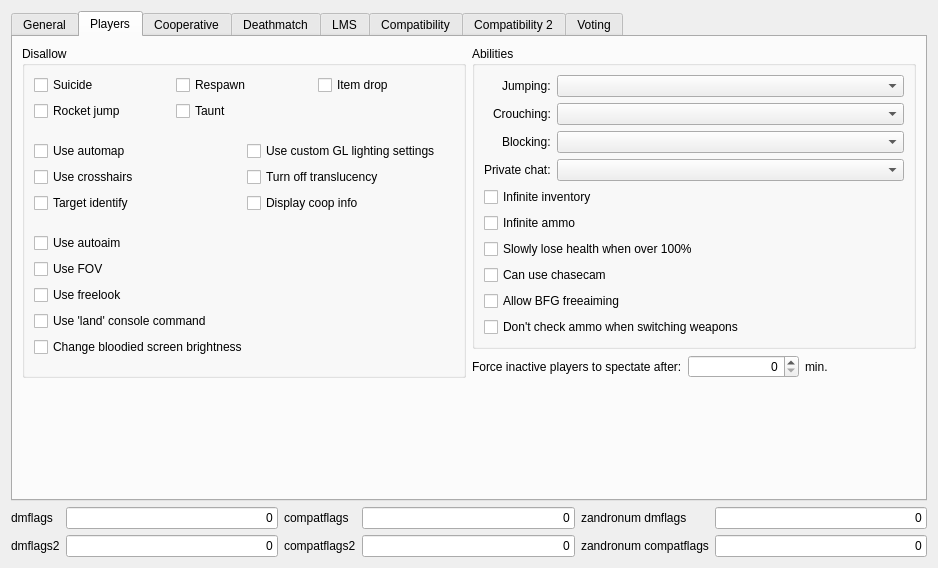
Before: the Qt Designer form src/plugins/zandronum/createserverdialogpages/flagspage.ui in DoomseekerTeam/Doomseeker, drawn with Qt 5.
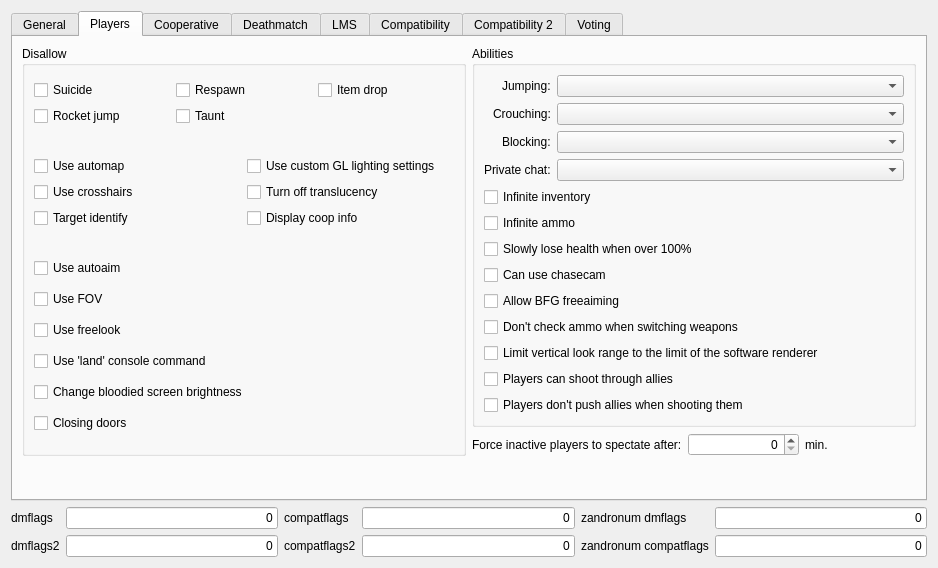
After: the same form once the commit is applied. The open tabs and pages were chosen to show the change. Custom widgets are drawn as their Qt base class.

```diff
--- a/src/plugins/zandronum/createserverdialogpages/flagspage.ui
+++ b/src/plugins/zandronum/createserverdialogpages/flagspage.ui
@@ -491,6 +491,16 @@
               </property>
              </widget>
             </item>
+            <item>
+             <widget class="QCheckBox" name="cbNoClosingDoors">
+              <property name="toolTip">
+               <string>&lt;html&gt;&lt;head/&gt;&lt;body&gt;&lt;p&gt;If set, stops doors from being manually closed. This prevents players intentionally (or unintentionally) griefing by closing doors that other players (or the same player) have opened.&lt;/p&gt;&lt;/body&gt;&lt;/html&gt;</string>
+              </property>
+              <property name="text">
+               <string>Closing doors</string>
+              </property>
+             </widget>
+            </item>
            </layout>
           </widget>
          </item>
@@ -594,6 +604,36 @@
                 </property>
                </widget>
               </item>
+              <item>
+               <widget class="QCheckBox" name="cbLimitVerticalLook">
+                <property name="toolTip">
+                 <string>&lt;html&gt;&lt;head/&gt;&lt;body&gt;&lt;p&gt;Forces the player's pitch to be limited to what's allowed in the software renderer.&lt;/p&gt;&lt;/body&gt;&lt;/html&gt;</string>
+                </property>
+                <property name="text">
+                 <string>Limit vertical look range to the limit of the software renderer</string>
+                </property>
+               </widget>
+              </item>
+              <item>
+               <widget class="QCheckBox" name="cbShootThroughAllies">
+                <property name="toolTip">
+                 <string>&lt;html&gt;&lt;head/&gt;&lt;body&gt;&lt;p&gt;Allows players to fire hitscans and projectiles through teammates.&lt;/p&gt;&lt;/body&gt;&lt;/html&gt;</string>
+                </property>
+                <property name="text">
+                 <string>Players can shoot through allies</string>
+                </property>
+               </widget>
+              </item>
+              <item>
+               <widget class="QCheckBox" name="cbDontPushAllies">
+                <property name="toolTip">
+                 <string>&lt;html&gt;&lt;head/&gt;&lt;body&gt;&lt;p&gt;Players aren't pushed by attacks caused by their teammates (e.g. BFG tracers).&lt;/p&gt;&lt;/body&gt;&lt;/html&gt;</string>
+                </property>
+                <property name="text">
+                 <string>Players don't push allies when shooting them</string>
+                </property>
+               </widget>
+              </item>
              </layout>
             </widget>
            </item>
```
Left out of the diff: 909 changed lines with no effect on the pictures.
